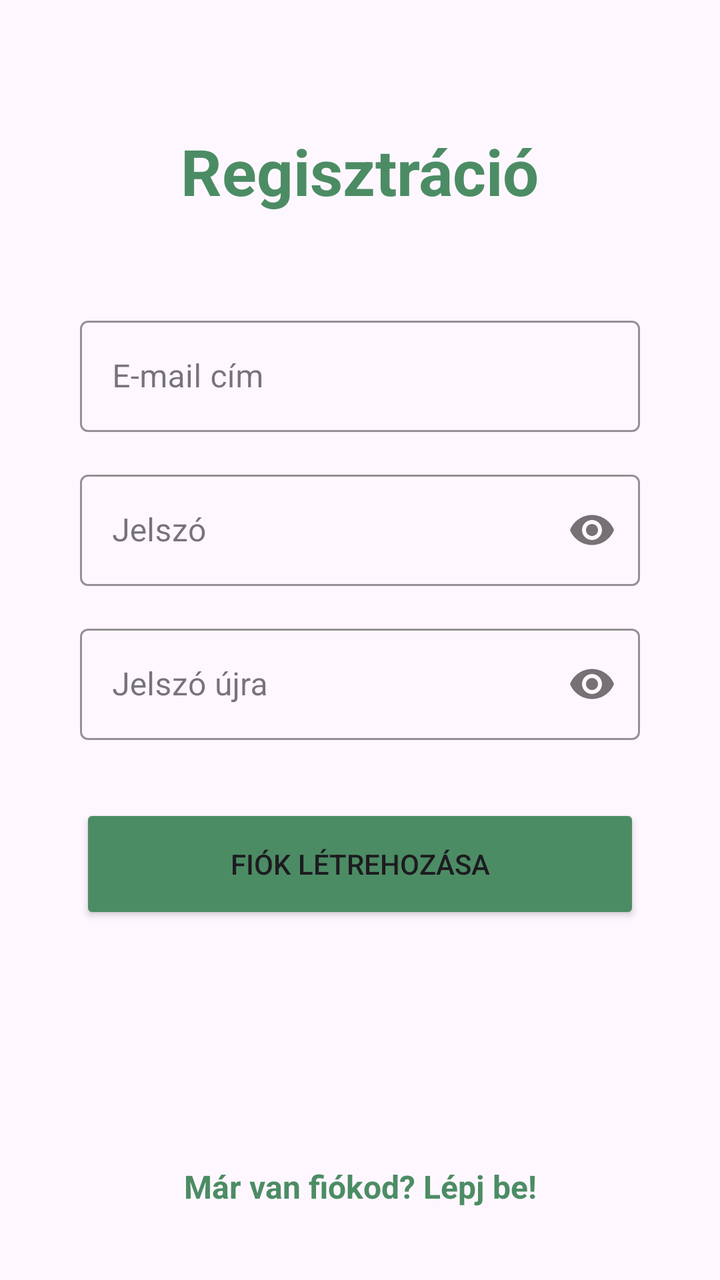
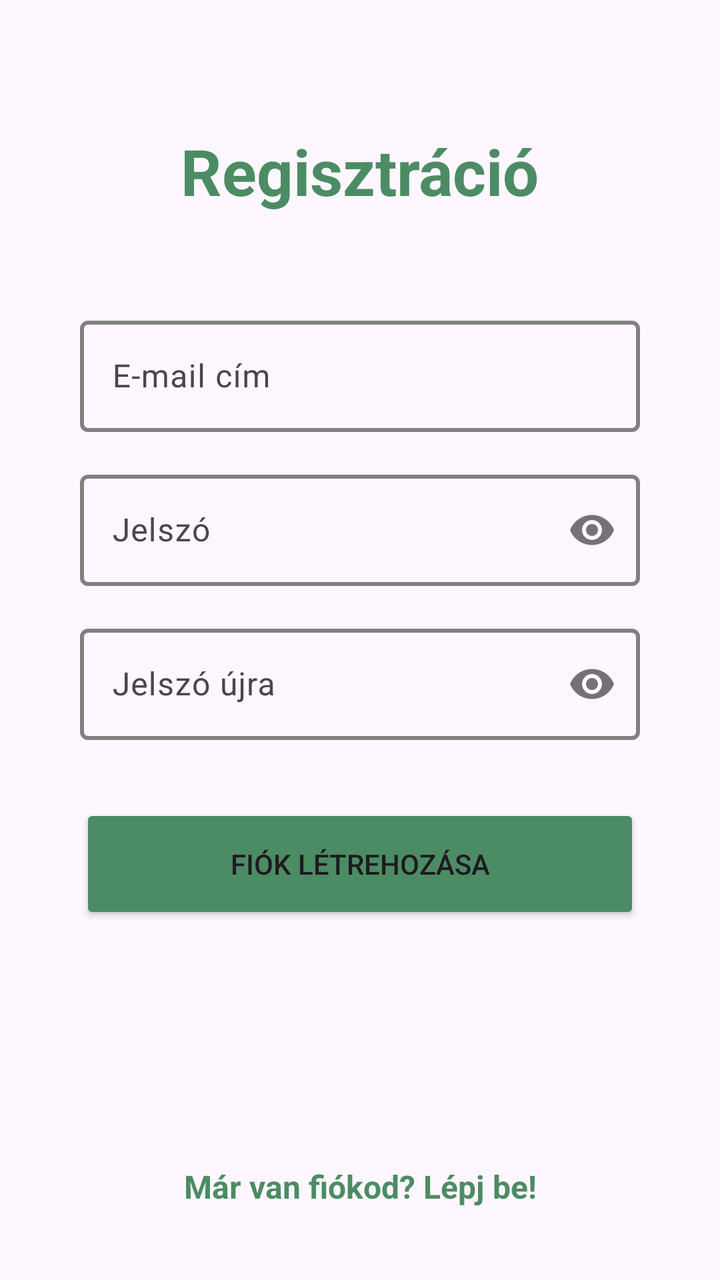

Before-and-after screenshots of an Android layout around one commit, followed by the original layout XML and the change that was made.
<!-- AndroidManifest.xml: application theme Theme.MyGameVault -->
<!-- res/layout/fragment_register.xml -->
<?xml version="1.0" encoding="utf-8"?>
<androidx.constraintlayout.widget.ConstraintLayout xmlns:android="http://schemas.android.com/apk/res/android"
    xmlns:app="http://schemas.android.com/apk/res-auto"
    xmlns:tools="http://schemas.android.com/tools"
    android:id="@+id/clRegister"
    android:layout_width="match_parent"
    android:layout_height="match_parent"
    tools:context=".fragments.RegisterFragment"
    android:fitsSystemWindows="true">

    <TextView
        android:id="@+id/tvTitleRegister"
        android:layout_width="wrap_content"
        android:layout_height="wrap_content"
        android:layout_marginTop="64dp"
        android:text="@string/register"
        android:textColor="@color/green"
        android:textSize="32sp"
        android:textStyle="bold"
        app:layout_constraintEnd_toEndOf="parent"
        app:layout_constraintStart_toStartOf="parent"
        app:layout_constraintTop_toTopOf="parent" />

    <com.google.android.material.textfield.TextInputLayout
        android:id="@+id/tilRegisterEmail"
        style="@style/Widget.MaterialComponents.TextInputLayout.OutlinedBox"
        android:layout_width="0dp"
        android:layout_height="wrap_content"
        android:layout_marginStart="40dp"
        android:layout_marginTop="48dp"
        android:layout_marginEnd="40dp"
        android:hint="@string/email"
        app:boxStrokeColor="@color/green"
        app:hintTextColor="@color/green"
        app:layout_constraintEnd_toEndOf="parent"
        app:layout_constraintStart_toStartOf="parent"
        app:layout_constraintTop_toBottomOf="@+id/tvTitleRegister">

        <com.google.android.material.textfield.TextInputEditText
            android:id="@+id/etRegisterEmail"
            android:layout_width="match_parent"
            android:layout_height="wrap_content"
            android:inputType="textEmailAddress" />
    </com.google.android.material.textfield.TextInputLayout>

    <com.google.android.material.textfield.TextInputLayout
        android:id="@+id/tilRegisterPassword"
        style="@style/Widget.MaterialComponents.TextInputLayout.OutlinedBox"
        android:layout_width="0dp"
        android:layout_height="wrap_content"
        android:layout_marginStart="40dp"
        android:layout_marginTop="16dp"
        android:layout_marginEnd="40dp"
        android:hint="@string/password"
        app:boxStrokeColor="@color/green"
        app:hintTextColor="@color/green"
        app:passwordToggleEnabled="true"
        app:layout_constraintEnd_toEndOf="parent"
        app:layout_constraintStart_toStartOf="parent"
        app:layout_constraintTop_toBottomOf="@+id/tilRegisterEmail">

        <com.google.android.material.textfield.TextInputEditText
            android:id="@+id/etRegisterPassword"
            android:layout_width="match_parent"
            android:layout_height="wrap_content"
            android:inputType="textPassword" />
    </com.google.android.material.textfield.TextInputLayout>

    <com.google.android.material.textfield.TextInputLayout
        android:id="@+id/tilRegisterPasswordConfirm"
        style="@style/Widget.MaterialComponents.TextInputLayout.OutlinedBox"
        android:layout_width="0dp"
        android:layout_height="wrap_content"
        android:layout_marginStart="40dp"
        android:layout_marginTop="16dp"
        android:layout_marginEnd="40dp"
        android:hint="@string/password_confirm"
        app:boxStrokeColor="@color/green"
        app:hintTextColor="@color/green"
        app:passwordToggleEnabled="true"
        app:layout_constraintEnd_toEndOf="parent"
        app:layout_constraintStart_toStartOf="parent"
        app:layout_constraintTop_toBottomOf="@+id/tilRegisterPassword">

        <com.google.android.material.textfield.TextInputEditText
            android:id="@+id/etRegisterPasswordConfirm"
            android:layout_width="match_parent"
            android:layout_height="wrap_content"
            android:inputType="textPassword" />
    </com.google.android.material.textfield.TextInputLayout>

    <Button
        android:id="@+id/btnRegister"
        android:layout_width="0dp"
        android:layout_height="60dp"
        android:layout_marginTop="32dp"
        android:layout_marginStart="40dp"
        android:layout_marginEnd="40dp"
        android:text="@string/register_button"
        android:backgroundTint="@color/green"
        app:layout_constraintEnd_toEndOf="parent"
        app:layout_constraintStart_toStartOf="parent"
        app:layout_constraintTop_toBottomOf="@+id/tilRegisterPasswordConfirm" />

    <TextView
        android:id="@+id/tvLogin"
        android:layout_width="wrap_content"
        android:layout_height="wrap_content"
        android:layout_marginBottom="20dp"
        android:padding="16dp"
        android:text="@string/register_to_login"
        android:textColor="@color/green"
        android:textSize="16sp"
        android:textStyle="bold"
        app:layout_constraintBottom_toBottomOf="parent"
        app:layout_constraintEnd_toEndOf="parent"
        app:layout_constraintStart_toStartOf="parent" />

</androidx.constraintlayout.widget.ConstraintLayout>
<!-- resources referenced by this layout -->
<resources>
  <color name="green">#4C8C64</color>
  <string name="email">E-mail cím</string>
  <string name="password">Jelszó</string>
  <string name="password_confirm">Jelszó újra</string>
  <string name="register">Regisztráció</string>
  <string name="register_button">Fiók létrehozása</string>
  <string name="register_to_login">Már van fiókod? Lépj be!</string>
  <style name="Theme.MyGameVault" parent="Base.Theme.MyGameVault" />
  <style name="Base.Theme.MyGameVault" parent="Theme.Material3.DayNight.NoActionBar">
          <item name="colorPrimary">@color/green</item>
          <item name="colorOnPrimary">@android:color/white</item>
          <item name="colorPrimaryContainer">@color/light_green</item>
          <item name="textInputStyle">@style/CustomTextInputLayout</item>
      </style>
  <color name="light_green">#E8F5E9</color>
  <style name="CustomTextInputLayout" parent="Widget.Material3.TextInputLayout.OutlinedBox">
          <item name="boxStrokeColor">@color/green</item>
          <item name="hintTextColor">@color/green</item>
          <item name="boxStrokeWidth">2dp</item>
          <item name="startIconTint">@color/green</item>
          <item name="endIconTint">@color/green</item>
          <item name="android:textColorHint">@color/green</item>
      </style>
</resources>

<!-- the commit's change to res/layout/fragment_register.xml (unified diff, before → after) -->
@@ -23,14 +23,15 @@
 
     <com.google.android.material.textfield.TextInputLayout
         android:id="@+id/tilRegisterEmail"
-        style="@style/Widget.MaterialComponents.TextInputLayout.OutlinedBox"
+        style="@style/Widget.Material3.TextInputLayout.OutlinedBox"
         android:layout_width="0dp"
         android:layout_height="wrap_content"
         android:layout_marginStart="40dp"
         android:layout_marginTop="48dp"
         android:layout_marginEnd="40dp"
         android:hint="@string/email"
-        app:boxStrokeColor="@color/green"
+        app:boxStrokeColor="@color/til_stroke"
+        app:boxStrokeWidth="2dp"
         app:hintTextColor="@color/green"
         app:layout_constraintEnd_toEndOf="parent"
         app:layout_constraintStart_toStartOf="parent"
@@ -45,14 +46,15 @@
 
     <com.google.android.material.textfield.TextInputLayout
         android:id="@+id/tilRegisterPassword"
-        style="@style/Widget.MaterialComponents.TextInputLayout.OutlinedBox"
+        style="@style/Widget.Material3.TextInputLayout.OutlinedBox"
         android:layout_width="0dp"
         android:layout_height="wrap_content"
         android:layout_marginStart="40dp"
         android:layout_marginTop="16dp"
         android:layout_marginEnd="40dp"
         android:hint="@string/password"
-        app:boxStrokeColor="@color/green"
+        app:boxStrokeColor="@color/til_stroke"
+        app:boxStrokeWidth="2dp"
         app:hintTextColor="@color/green"
         app:passwordToggleEnabled="true"
         app:layout_constraintEnd_toEndOf="parent"
@@ -68,14 +70,15 @@
 
     <com.google.android.material.textfield.TextInputLayout
         android:id="@+id/tilRegisterPasswordConfirm"
-        style="@style/Widget.MaterialComponents.TextInputLayout.OutlinedBox"
+        style="@style/Widget.Material3.TextInputLayout.OutlinedBox"
         android:layout_width="0dp"
         android:layout_height="wrap_content"
         android:layout_marginStart="40dp"
         android:layout_marginTop="16dp"
         android:layout_marginEnd="40dp"
         android:hint="@string/password_confirm"
-        app:boxStrokeColor="@color/green"
+        app:boxStrokeColor="@color/til_stroke"
+        app:boxStrokeWidth="2dp"
         app:hintTextColor="@color/green"
         app:passwordToggleEnabled="true"
         app:layout_constraintEnd_toEndOf="parent"
